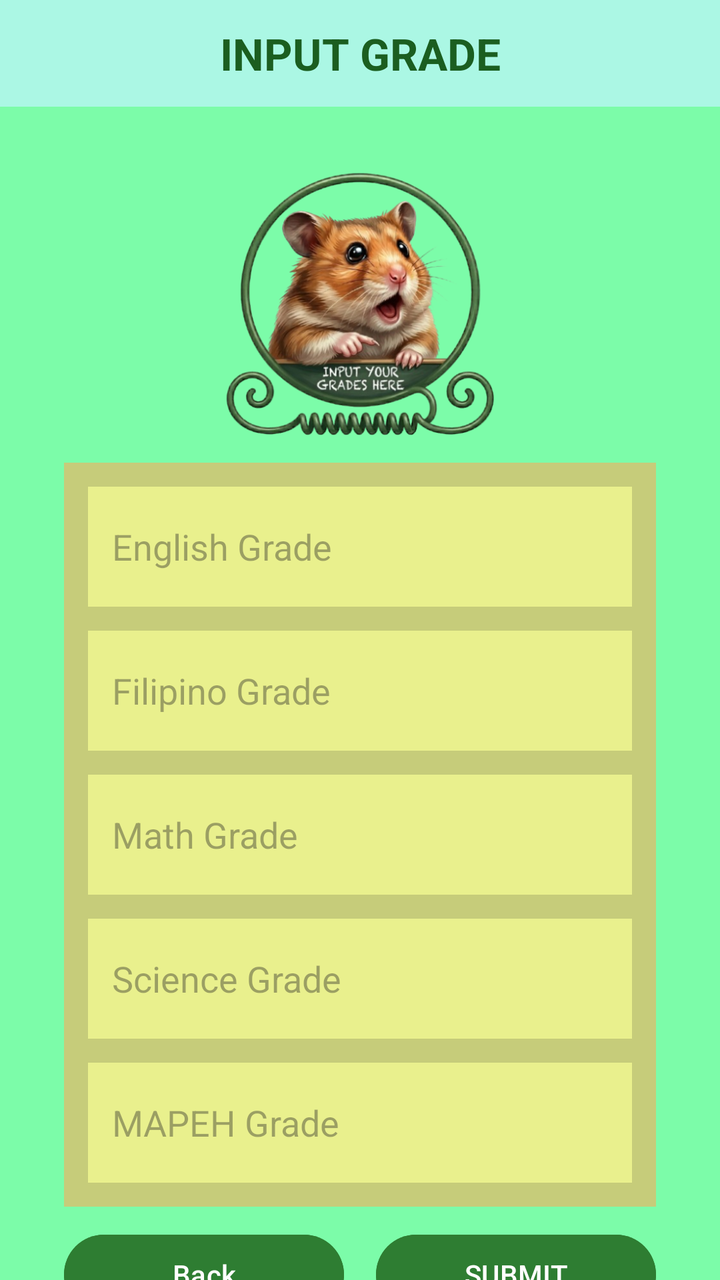
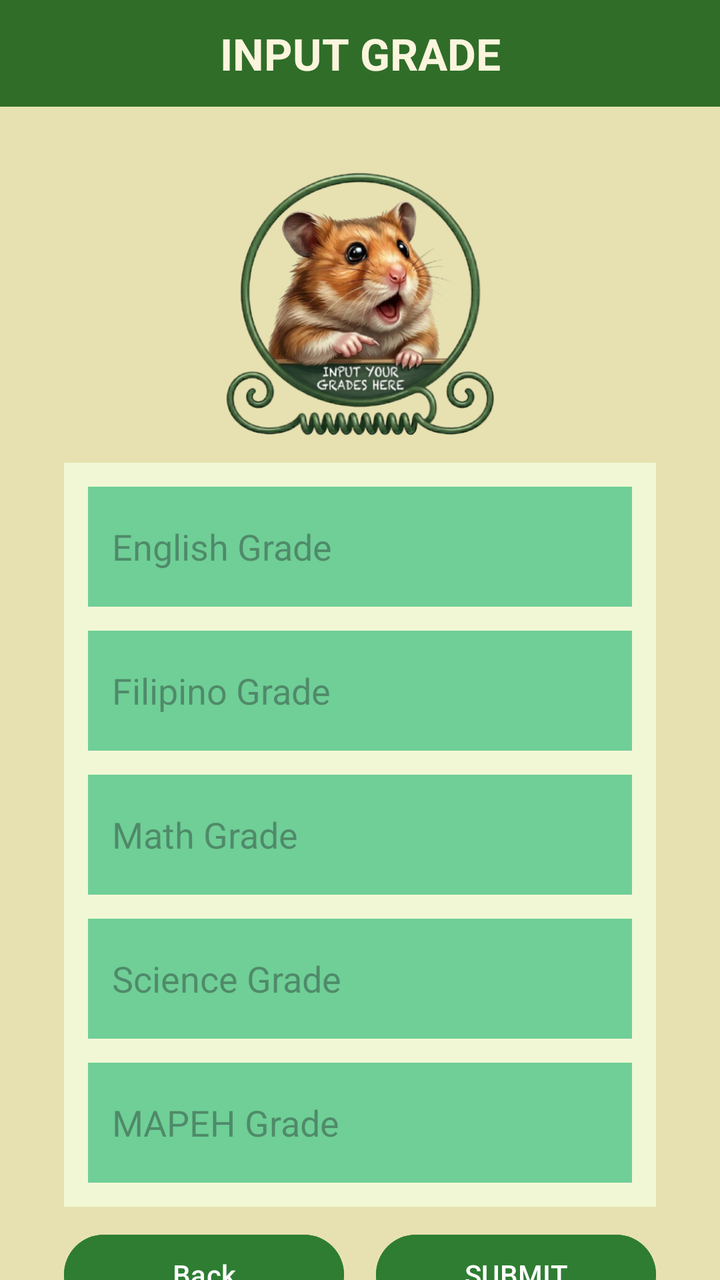

Two renders of the same Android screen: before a commit and after it. Below are the layout's source before the change and the commit's diff.
<!-- AndroidManifest.xml: application theme Theme.ComputeAverageManageContacts -->
<!-- res/layout/activity_compute_average.xml -->
<?xml version="1.0" encoding="utf-8"?>
<androidx.constraintlayout.widget.ConstraintLayout
    xmlns:android="http://schemas.android.com/apk/res/android"
    xmlns:app="http://schemas.android.com/apk/res-auto"
    xmlns:tools="http://schemas.android.com/tools"
    android:id="@+id/main"
    android:layout_width="match_parent"
    android:layout_height="match_parent"
    android:background="#7cfca9"
    tools:context=".ComputeAverage">

    <TextView
        android:id="@+id/textView"
        android:layout_width="0dp"
        android:layout_height="wrap_content"
        android:text="INPUT GRADE"
        android:textSize="22sp"
        android:textStyle="bold"
        android:textColor="#1B5E20"
        android:background="#abf7e4"
        android:gravity="center"
        android:padding="12dp"
        app:layout_constraintTop_toTopOf="parent"
        app:layout_constraintStart_toStartOf="parent"
        app:layout_constraintEnd_toEndOf="parent"/>

    <ImageView
        android:id="@+id/imageView3"
        android:layout_width="160dp"
        android:layout_height="160dp"
        app:layout_constraintTop_toBottomOf="@id/textView"
        app:layout_constraintStart_toStartOf="parent"
        app:layout_constraintEnd_toEndOf="parent"
        android:layout_marginTop="16dp"
        android:src="@drawable/ave"/>

    <LinearLayout
        android:id="@+id/inputContainer"
        android:layout_width="0dp"
        android:layout_height="wrap_content"
        android:orientation="vertical"
        android:layout_marginTop="2dp"
        android:layout_marginHorizontal="32dp"
        app:layout_constraintTop_toBottomOf="@id/imageView3"
        app:layout_constraintStart_toStartOf="parent"
        app:layout_constraintEnd_toEndOf="parent"
        android:background="#c6cc7a"
        android:padding="12dp">

        <EditText
            android:id="@+id/etEnglish"
            android:layout_width="match_parent"
            android:layout_height="wrap_content"
            android:hint="English Grade"
            android:inputType="numberDecimal"
            android:background="#e9f08d"
            android:textSize="18sp"
            android:minHeight="60dp"
            android:padding="12dp"
            android:layout_marginBottom="12dp"/>

        <EditText
            android:id="@+id/etFilipino"
            android:layout_width="match_parent"
            android:layout_height="wrap_content"
            android:hint="Filipino Grade"
            android:inputType="numberDecimal"
            android:background="#e9f08d"
            android:textSize="18sp"
            android:minHeight="60dp"
            android:padding="12dp"
            android:layout_marginBottom="12dp"/>

        <EditText
            android:id="@+id/etMath"
            android:layout_width="match_parent"
            android:layout_height="wrap_content"
            android:hint="Math Grade"
            android:inputType="numberDecimal"
            android:background="#e9f08d"
            android:textSize="18sp"
            android:minHeight="60dp"
            android:padding="12dp"
            android:layout_marginBottom="12dp"/>

        <EditText
            android:id="@+id/etScience"
            android:layout_width="match_parent"
            android:layout_height="wrap_content"
            android:hint="Science Grade"
            android:inputType="numberDecimal"
            android:background="#e9f08d"
            android:textSize="18sp"
            android:minHeight="60dp"
            android:padding="12dp"
            android:layout_marginBottom="12dp"/>

        <EditText
            android:id="@+id/etMAPEH"
            android:layout_width="match_parent"
            android:layout_height="wrap_content"
            android:hint="MAPEH Grade"
            android:inputType="numberDecimal"
            android:background="#e9f08d"
            android:textSize="18sp"
            android:minHeight="60dp"
            android:padding="12dp"/>

    </LinearLayout>

    <Button
        android:id="@+id/btnBack"
        android:layout_width="0dp"
        android:layout_height="wrap_content"
        android:text="Back"
        android:textColor="#FFFFFF"
        android:backgroundTint="#2E7D32"
        android:layout_marginTop="10dp"
        android:layout_marginStart="32dp"
        android:layout_marginEnd="8dp"
        app:layout_constraintTop_toBottomOf="@id/inputContainer"
        app:layout_constraintStart_toStartOf="parent"
        app:layout_constraintEnd_toStartOf="@id/btnSubmit"/>

    <Button
        android:id="@+id/btnSubmit"
        android:layout_width="0dp"
        android:layout_height="wrap_content"
        android:text="SUBMIT"
        android:textColor="#FFFFFF"
        android:backgroundTint="#2E7D32"
        android:layout_marginTop="10dp"
        android:layout_marginStart="8dp"
        android:layout_marginEnd="32dp"
        app:layout_constraintTop_toBottomOf="@id/inputContainer"
        app:layout_constraintStart_toEndOf="@id/btnBack"
        app:layout_constraintEnd_toEndOf="parent"/>

</androidx.constraintlayout.widget.ConstraintLayout>
<!-- resources referenced by this layout -->
<resources>
  <!-- drawable ave: png bitmap (drawable, 307524 bytes) -->
  <style name="Theme.ComputeAverageManageContacts" parent="Base.Theme.ComputeAverageManageContacts" />
  <style name="Base.Theme.ComputeAverageManageContacts" parent="Theme.Material3.DayNight.NoActionBar">
          
          
      </style>
</resources>

<!-- the commit's change to res/layout/activity_compute_average.xml (unified diff, before → after) -->
@@ -6,18 +6,19 @@
     android:id="@+id/main"
     android:layout_width="match_parent"
     android:layout_height="match_parent"
-    android:background="#7cfca9"
+    android:background="#E7E1B1"
     tools:context=".ComputeAverage">
 
     <TextView
         android:id="@+id/textView"
         android:layout_width="0dp"
         android:layout_height="wrap_content"
-        android:text="INPUT GRADE"
+        android:text="Input Grade"
+        android:textAllCaps="true"
         android:textSize="22sp"
         android:textStyle="bold"
-        android:textColor="#1B5E20"
-        android:background="#abf7e4"
+        android:textColor="#FBF5DD"
+        android:background="#306D29"
         android:gravity="center"
         android:padding="12dp"
         app:layout_constraintTop_toTopOf="parent"
@@ -44,7 +45,7 @@
         app:layout_constraintTop_toBottomOf="@id/imageView3"
         app:layout_constraintStart_toStartOf="parent"
         app:layout_constraintEnd_toEndOf="parent"
-        android:background="#c6cc7a"
+        android:background="#F1F7D4"
         android:padding="12dp">
 
         <EditText
@@ -53,7 +54,7 @@
             android:layout_height="wrap_content"
             android:hint="English Grade"
             android:inputType="numberDecimal"
-            android:background="#e9f08d"
+            android:background="#6FCF97"
             android:textSize="18sp"
             android:minHeight="60dp"
             android:padding="12dp"
@@ -65,7 +66,7 @@
             android:layout_height="wrap_content"
             android:hint="Filipino Grade"
             android:inputType="numberDecimal"
-            android:background="#e9f08d"
+            android:background="#6FCF97"
             android:textSize="18sp"
             android:minHeight="60dp"
             android:padding="12dp"
@@ -77,7 +78,7 @@
             android:layout_height="wrap_content"
             android:hint="Math Grade"
             android:inputType="numberDecimal"
-            android:background="#e9f08d"
+            android:background="#6FCF97"
             android:textSize="18sp"
             android:minHeight="60dp"
             android:padding="12dp"
@@ -89,7 +90,7 @@
             android:layout_height="wrap_content"
             android:hint="Science Grade"
             android:inputType="numberDecimal"
-            android:background="#e9f08d"
+            android:background="#6FCF97"
             android:textSize="18sp"
             android:minHeight="60dp"
             android:padding="12dp"
@@ -101,7 +102,7 @@
             android:layout_height="wrap_content"
             android:hint="MAPEH Grade"
             android:inputType="numberDecimal"
-            android:background="#e9f08d"
+            android:background="#6FCF97"
             android:textSize="18sp"
             android:minHeight="60dp"
             android:padding="12dp"/>
